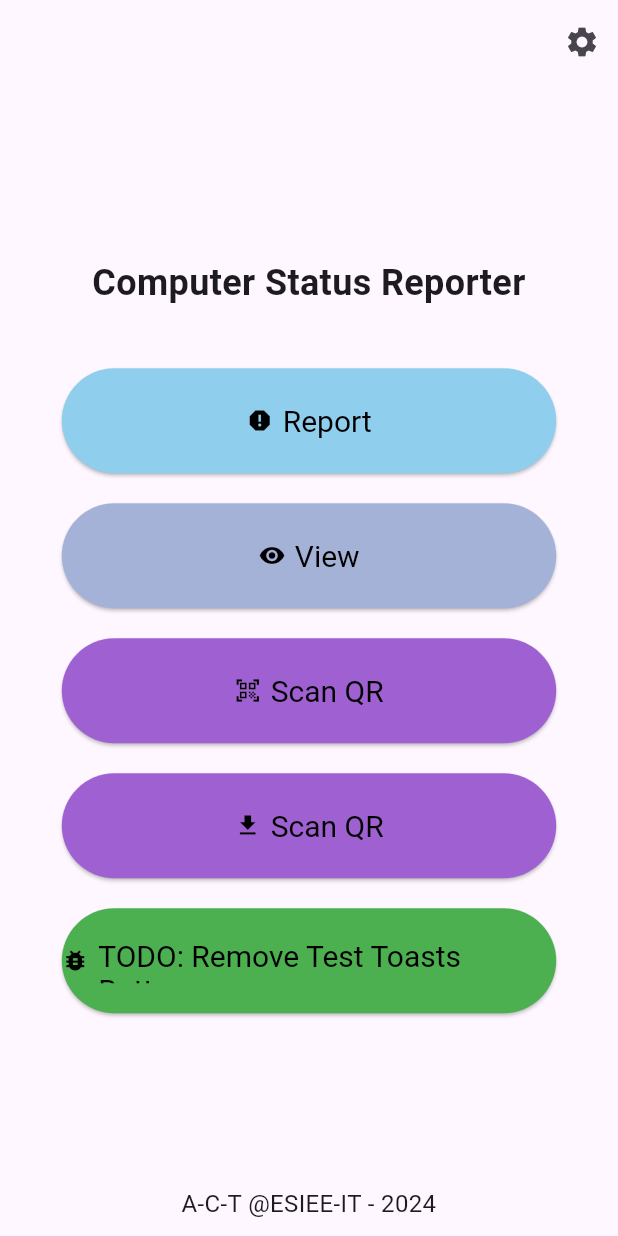
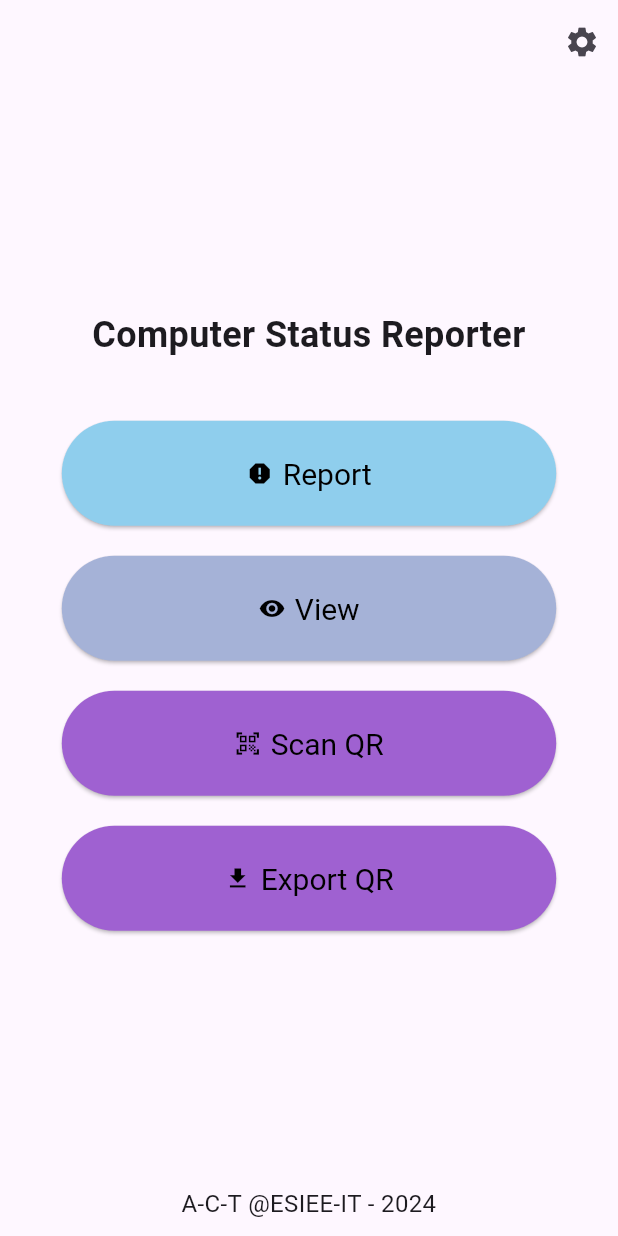
Before and after one commit to arthurpellegrini/ComputerStatusReporter, a Flutter app: the screen it shows after launch, on a phone screen of 412 x 824 dp. Run offline on Flutter 3.47's test engine with Material 3 defaults, Android fonts, the phone set to English and light mode, and no system bars; our stand-ins replace cloud_firestore, firebase_core, fluttertoast, pdf, printing, qr_flutter; missing offline and left inert: country_flags; accounts and stored records are empty; generated files the repository leaves out were written again.

Commit message:
Refactor: Code

```diff
--- a/lib/l10n/app_en.arb
+++ b/lib/l10n/app_en.arb
@@ -32,6 +32,10 @@
   "@scanQR": {
     "description": "The scan QR button label"
   },
+  "exportQR": "Export QR",
+  "@exportQR": {
+    "description": "The export QR button label"
+  },
   "reportTransmissionFailed": "Report Transmission Failed",
   "@reportTransmissionFailed": {
     "description": "The report transmission failed message"
--- a/lib/l10n/app_fr.arb
+++ b/lib/l10n/app_fr.arb
@@ -32,6 +32,10 @@
   "@scanQR": {
     "description": "L'étiquette du bouton de scanner QR"
   },
+  "exportQR": "Exporter QR",
+  "@exportQR": {
+    "description": "L'étiquette du bouton de exporter QR"
+  },
   "reportTransmissionFailed": "Erreur lors de la transmission du rapport",
   "@reportTransmissionFailed": {
     "description": "Le message d'erreur lors de la transmission du rapport"
--- a/lib/src/custom_items/custom_download_qr.dart
+++ b/lib/src/custom_items/custom_download_qr.dart
@@ -33,7 +33,7 @@ class _CustomDownloadQrState extends State<CustomDownloadQr> {
             )
           : const Icon(Icons.download, color: Colors.black),
       label: Text(
-        AppLocalizations.of(context)!.scanQR,
+        AppLocalizations.of(context)!.exportQR,
         style: const TextStyle(color: Colors.black),
       ),
       style: ElevatedButton.styleFrom(
```
Also changed, not shown: lib/src/home_view.dart (+25 -26 lines).
